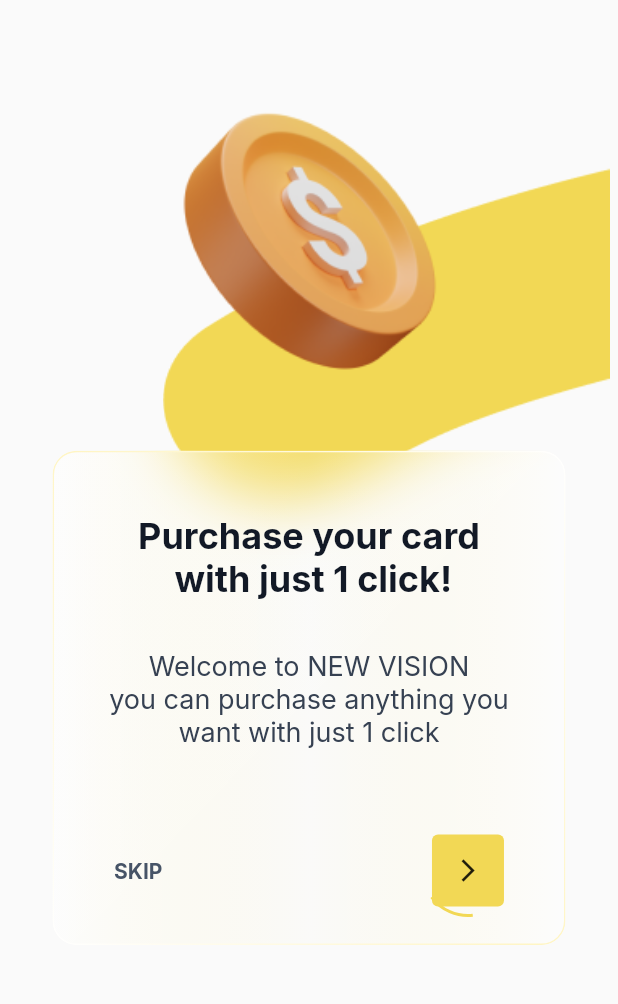
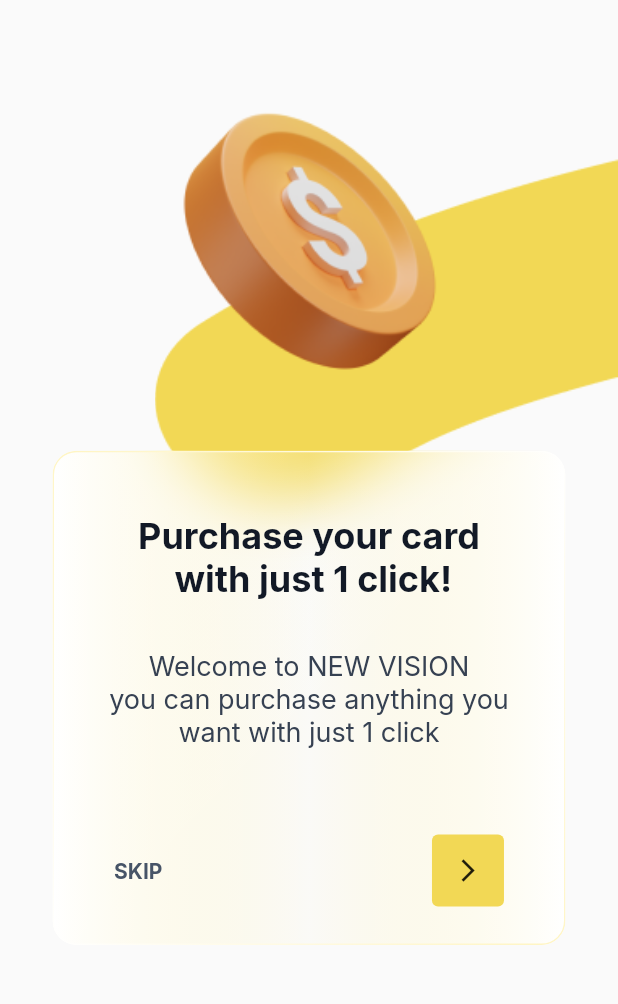
Before and after one commit to ahmedMostafa22/ui_handover, a Flutter app: the screen it shows after launch, on a phone screen of 412 x 824 dp, the part 192-1196 px from its top. Run offline on Flutter 3.47's test engine with Material 2 defaults, Android fonts, the phone set to English and light mode, and no system bars; our stand-ins replace google_fonts, gradient_borders.

Commit message:
init commit

```diff
--- a/lib/screens/on_boarding_screen.dart
+++ b/lib/screens/on_boarding_screen.dart
@@ -21,39 +21,24 @@ class _OnBoardingScreenState extends State<OnBoardingScreen> {
         children: [
           OnBoardingPage(
               centerImagePath: AssetsPaths.dollar,
-              backgroundImageWidget: Align(
-                  alignment: AlignmentDirectional.topEnd,
-                  child: Image.asset(AssetsPaths.eclipse1,
-                      width: MediaQuery.of(context).size.width * .75)),
+              backgroundImagePath: AssetsPaths.eclipse1,
               pageNumber: 0,
               controller: controller),
           OnBoardingPage(
             centerImagePath: AssetsPaths.creditCard,
-            backgroundImageWidget: Align(
-                alignment: AlignmentDirectional.topEnd,
-                child: Image.asset(AssetsPaths.eclipse2,
-                    fit: BoxFit.fill,
-                    width: MediaQuery.of(context).size.width)),
+            backgroundImagePath: AssetsPaths.eclipse2,
             pageNumber: 1,
             controller: controller,
           ),
           OnBoardingPage(
             centerImagePath: AssetsPaths.notificationHeart,
-            backgroundImageWidget: Align(
-                alignment: AlignmentDirectional.topEnd,
-                child: Image.asset(AssetsPaths.eclipse3,
-                    fit: BoxFit.fill,
-                    width: MediaQuery.of(context).size.width)),
+            backgroundImagePath: AssetsPaths.eclipse3,
             pageNumber: 2,
             controller: controller,
           ),
           OnBoardingPage(
             centerImagePath: AssetsPaths.rocket,
-            backgroundImageWidget: Align(
-                alignment: AlignmentDirectional.topEnd,
-                child: Image.asset(AssetsPaths.eclipse4,
-                    fit: BoxFit.fill,
-                    width: MediaQuery.of(context).size.width)),
+            backgroundImagePath: AssetsPaths.eclipse4,
             pageNumber: 3,
             controller: controller,
           ),
--- a/lib/widgets/onboarding_page.dart
+++ b/lib/widgets/onboarding_page.dart
@@ -4,18 +4,17 @@ import 'package:ui_challenge/constants/app_colors.dart';
 import 'package:ui_challenge/constants/assets_paths.dart';
 import 'package:ui_challenge/constants/fonts.dart';
 import 'package:ui_challenge/widgets/frosted_glass_wrapper.dart';
-import 'package:ui_challenge/widgets/on_boarding_page_indicator.dart';
 
 class OnBoardingPage extends StatelessWidget {
   const OnBoardingPage(
       {Key? key,
       required this.pageNumber,
       required this.centerImagePath,
-      required this.backgroundImageWidget,
+      required this.backgroundImagePath,
       required this.controller})
       : super(key: key);
   final String centerImagePath;
-  final Widget backgroundImageWidget;
+  final String backgroundImagePath;
   final PageController controller;
   final int pageNumber;
   @override
@@ -34,7 +33,13 @@ class OnBoardingPage extends StatelessWidget {
           child: Stack(
             alignment: Alignment.center,
             children: [
-              backgroundImageWidget,
+              Align(
+                  alignment: AlignmentDirectional.topEnd,
+                  child: Image.asset(backgroundImagePath,
+                      fit: BoxFit.fill,
+                      width: pageNumber == 0
+                          ? MediaQuery.of(context).size.width * .75
+                          : MediaQuery.of(context).size.width)),
               Align(
                 alignment: Alignment.topCenter,
                 child: Image.asset(
@@ -50,7 +55,7 @@ class OnBoardingPage extends StatelessWidget {
                   height: MediaQuery.of(context).size.height * .4,
                   child: Container(
                     decoration: BoxDecoration(
-                      color: const Color(0xFFFFFDEB).withOpacity(.5),
+                      color: const Color(0xFFFFFDEB),
                       border: const GradientBoxBorder(
                           gradient: LinearGradient(
                               begin: Alignment.topRight,
@@ -93,10 +98,7 @@ class OnBoardingPage extends StatelessWidget {
                                 style: AppTextStyles.semiBold,
                               ),
                               const Spacer(),
-                              OnBoardingPageIndicator(
-                                currentPage: pageNumber + 1,
-                                angle: 30 * (pageNumber + 1).toDouble(),
-                                child: InkWell(
+                              InkWell(
                                 onTap: () {
                                   controller.nextPage(
                                       duration:
@@ -112,7 +114,6 @@ class OnBoardingPage extends StatelessWidget {
                                   child: const Icon(
                                     Icons.arrow_forward_ios,
                                     size: 18,
-                                    ),
                                   ),
                                 ),
                               )
```
Lines whose indentation alone changed are shown as unchanged.
